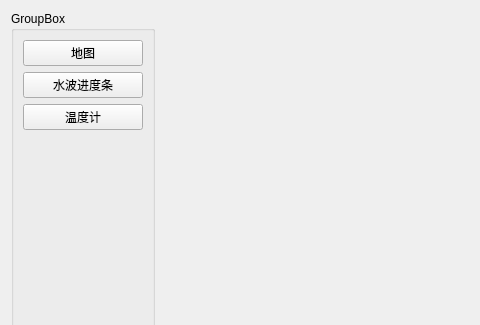
Above: QtSmallProject/widget.ui from Cgf1020/QtExample before the change; both pictures show x 0 to 480 and y 0 to 325 of the 1305 by 846 pixel window. Below: the same form after it.
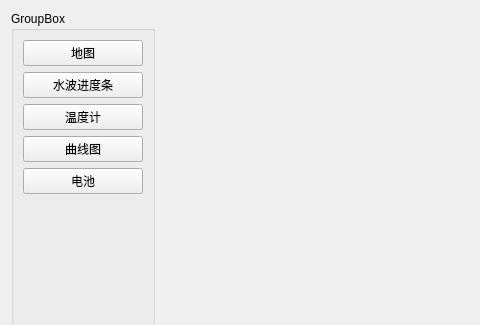
That is the form after the change. The open tabs and pages were chosen to show the change.

Commit message: 1.自定义电池控件 2.封装曲线图表

The edit to the form file:
```diff
--- a/QtSmallProject/widget.ui
+++ b/QtSmallProject/widget.ui
@@ -49,6 +49,20 @@
           </property>
          </widget>
         </item>
+        <item>
+         <widget class="QPushButton" name="pushButton_2">
+          <property name="text">
+           <string>曲线图</string>
+          </property>
+         </widget>
+        </item>
+        <item>
+         <widget class="QPushButton" name="Battery_btn">
+          <property name="text">
+           <string>电池</string>
+          </property>
+         </widget>
+        </item>
         <item>
          <spacer name="verticalSpacer">
           <property name="orientation">
```
Left out of the diff: 6 changed lines with no effect on the pictures. The commit also changes 14 other files.
